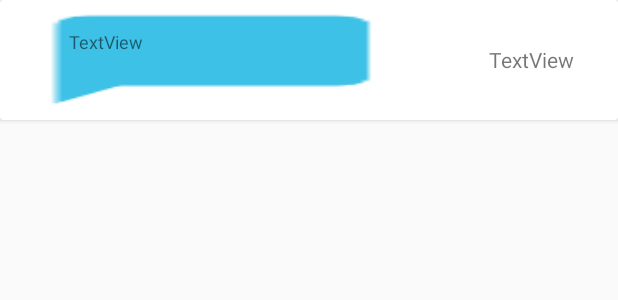
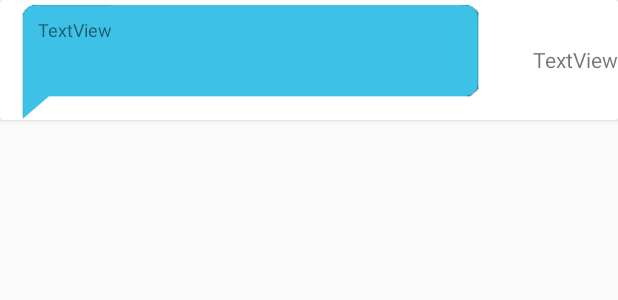
Before and after one commit to lynnediep/Workout-with-Me, an Android app: the layout comment.xml on its own in the app's theme, with its tools: preview values and no code run, on a phone screen of 412 x 824 dp. Shown: the top 300 px of the screen. Run offline under Robolectric (Android 15) with nearby library versions, the phone set to English and light mode, and no system bars.

Commit message:
Partly working comment section. (Still bugs and need to make writing a comment)

```diff
--- a/app/src/main/java/com/example/zion/workoutwithme/activity_add_event.java
+++ b/app/src/main/java/com/example/zion/workoutwithme/activity_add_event.java
@@ -27,6 +27,7 @@ import com.google.firebase.database.ValueEventListener;
 import java.sql.Date;
 import java.sql.Time;
 import java.util.Calendar;
+import java.util.Locale;
 
 import static java.util.logging.Logger.global;
 
@@ -166,7 +167,8 @@ public class activity_add_event extends AppCompatActivity {
                                         etLocation.getText().toString(),
                                         cruzID,
                                         Integer.parseInt(etMax.getText().toString()),
-                                        count
+                                        count,
+                                        new Comment("comment", "00:00", "0/0/0000")
                                 );
 
                                 eventCount.child("count").setValue(Integer.toString(Integer.parseInt(count) + 1));
--- a/app/src/main/java/com/example/zion/workoutwithme/activity_newsfeed.java
+++ b/app/src/main/java/com/example/zion/workoutwithme/activity_newsfeed.java
@@ -115,7 +115,6 @@ public class activity_newsfeed extends AppCompatActivity {
                 extras.putInt("EVENT_USER_COUNT", clickedEvent.getUser_Count());
                 extras.putStringArrayList("EVENT_USERS", clickedEvent.getUsers());
                 extras.putString("EVENT_COUNT", clickedEvent.getCount());
-
                 details.putExtras(extras);
 
                 startActivity(details);
--- a/app/src/main/res/layout/comment.xml
+++ b/app/src/main/res/layout/comment.xml
@@ -9,28 +9,30 @@
 
     <TextView
         android:id="@+id/time"
-        android:layout_width="74dp"
+        android:layout_width="wrap_content"
         android:layout_height="wrap_content"
         android:layout_alignParentEnd="true"
         android:layout_centerVertical="true"
-        android:layout_marginEnd="12dp"
         android:text="TextView" />
 
     <ImageView
         android:id="@+id/bubble"
-        android:layout_width="285dp"
+        android:layout_width="312dp"
         android:layout_height="match_parent"
+        android:layout_alignParentStart="true"
+        android:layout_alignParentTop="true"
+        android:layout_marginStart="11dp"
         android:scaleType="fitXY"
-        app:srcCompat="@mipmap/message_bubble" />
+        app:srcCompat="@drawable/message_bubble" />
 
     <TextView
         android:id="@+id/comment"
-        android:layout_width="187dp"
-        android:layout_height="32dp"
+        android:layout_width="286dp"
+        android:layout_height="48dp"
         android:layout_alignParentStart="true"
         android:layout_alignParentTop="true"
-        android:layout_marginStart="46dp"
-        android:layout_marginTop="19dp"
+        android:layout_marginStart="25dp"
+        android:layout_marginTop="11dp"
         android:text="TextView"
         android:textSize="12dp" />
 </RelativeLayout>
```
Also changed, not shown: app/src/main/java/com/example/zion/workoutwithme/Comment.java (+5 -2 lines), app/src/main/java/com/example/zion/workoutwithme/Event.java (+14 -5 lines), app/src/main/java/com/example/zion/workoutwithme/comment_section.java (+15 -5 lines), app/src/main/java/com/example/zion/workoutwithme/event_detail.java (+22 -2 lines), app/src/main/res/drawable/message_bubble.png (added).
